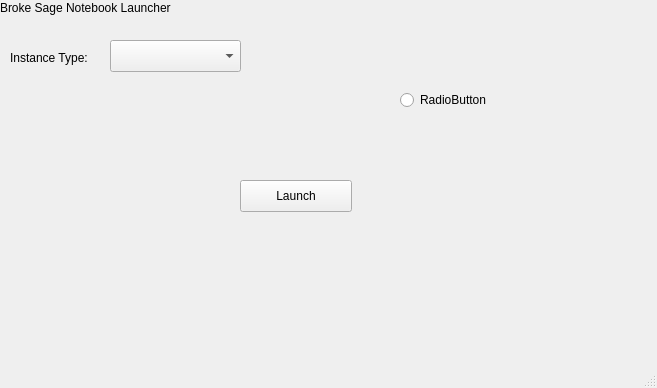
Qt form src/mainwindow.ui (maxlamberti/Diogenes) before a commit.
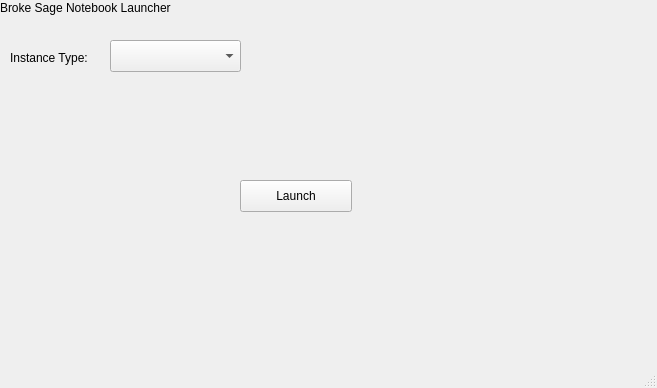
The same form after that commit.

Commit message: adds launch dialog to main window

```diff
--- a/src/mainwindow.ui
+++ b/src/mainwindow.ui
@@ -72,19 +72,6 @@
      <string>Launch</string>
     </property>
    </widget>
-   <widget class="QRadioButton" name="radioButton">
-    <property name="geometry">
-     <rect>
-      <x>400</x>
-      <y>90</y>
-      <width>100</width>
-      <height>20</height>
-     </rect>
-    </property>
-    <property name="text">
-     <string>RadioButton</string>
-    </property>
-   </widget>
   </widget>
   <widget class="QMenuBar" name="menubar">
    <property name="geometry">
```
The commit also changes 2 other files.
